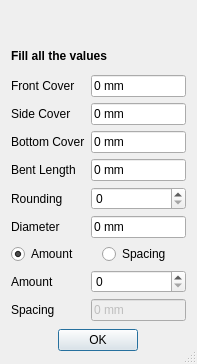
amrit3701/FreeCAD-Reinforcement, file UShapeRebar.ui: the form before one commit.
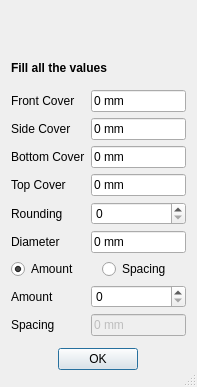
The form after the commit. Custom widgets are drawn as their Qt base class.

Commit message: Updated rebar shape icons and added top cover parameter in U-Shape rebar

What changed in the file:
```diff
--- a/UShapeRebar.ui
+++ b/UShapeRebar.ui
@@ -7,7 +7,7 @@
     <x>0</x>
     <y>0</y>
     <width>197</width>
-    <height>364</height>
+    <height>387</height>
    </rect>
   </property>
   <property name="windowTitle">
@@ -107,12 +107,12 @@
      <item row="3" column="0">
       <widget class="QLabel" name="bentLengthLabel">
        <property name="text">
-        <string>Bent Length</string>
+        <string>Top Cover</string>
        </property>
       </widget>
      </item>
      <item row="3" column="1">
-      <widget class="Gui::InputField" name="bentLength">
+      <widget class="Gui::InputField" name="topCover">
        <property name="text">
         <string>0 mm</string>
        </property>
```
Left out of the diff: 4 changed lines with no effect on the pictures. The commit also changes 3 other files.
